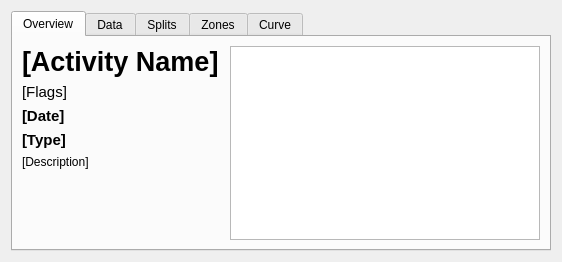
Qt form resources/ui/activity_view.ui (TomFryers/activate) before a commit.
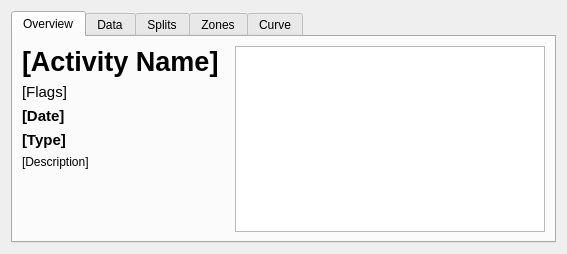
The same form after that commit. Custom widgets are drawn as their Qt base class.

Commit message: Improve activity view summary page

Patch:
```diff
--- a/resources/ui/activity_view.ui
+++ b/resources/ui/activity_view.ui
@@ -2,6 +2,14 @@
 <ui version="4.0">
  <class>activity_view</class>
  <widget class="QWidget" name="activity_view">
+  <property name="geometry">
+   <rect>
+    <x>0</x>
+    <y>0</y>
+    <width>567</width>
+    <height>254</height>
+   </rect>
+  </property>
   <property name="windowTitle">
    <string>Analyse Activity</string>
   </property>
@@ -23,6 +31,12 @@
         <layout class="QVBoxLayout" name="activity_text_area" stretch="0,0,0,0,1">
          <item>
           <widget class="QLabel" name="activity_name_label">
+           <property name="sizePolicy">
+            <sizepolicy hsizetype="Preferred" vsizetype="Preferred">
+             <horstretch>0</horstretch>
+             <verstretch>0</verstretch>
+            </sizepolicy>
+           </property>
            <property name="font">
             <font>
              <pointsize>20</pointsize>
@@ -83,6 +97,12 @@
          </item>
          <item>
           <widget class="QLabel" name="description_label">
+           <property name="sizePolicy">
+            <sizepolicy hsizetype="Expanding" vsizetype="Preferred">
+             <horstretch>0</horstretch>
+             <verstretch>0</verstretch>
+            </sizepolicy>
+           </property>
            <property name="text">
             <string>[Description]</string>
            </property>
```
